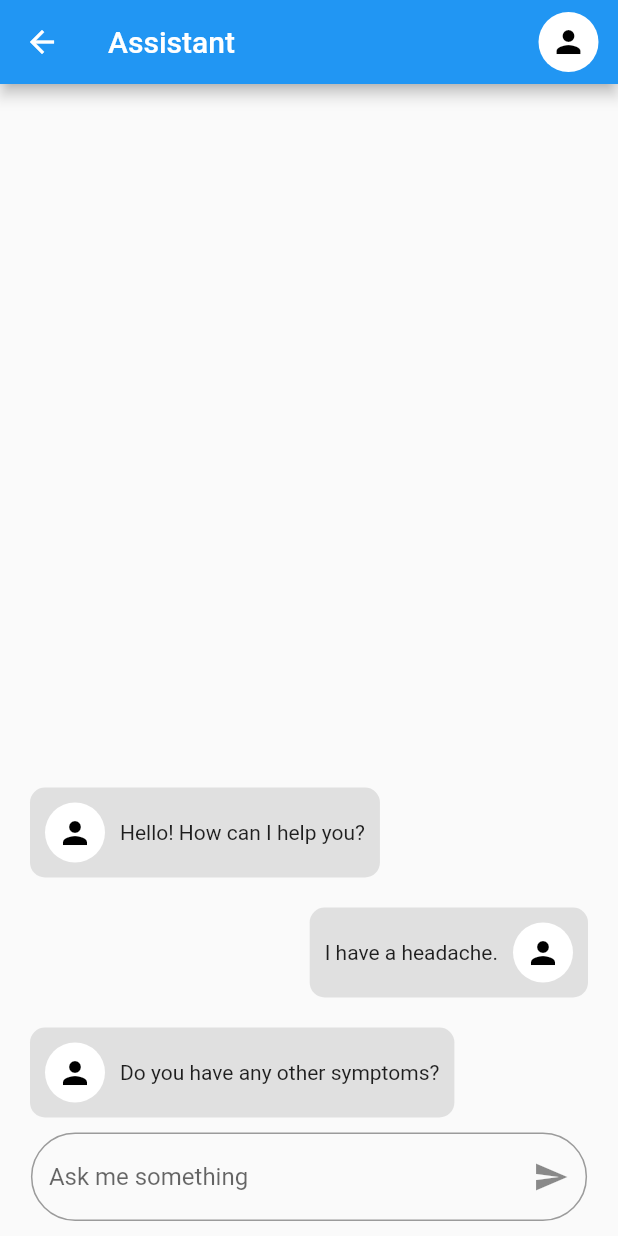
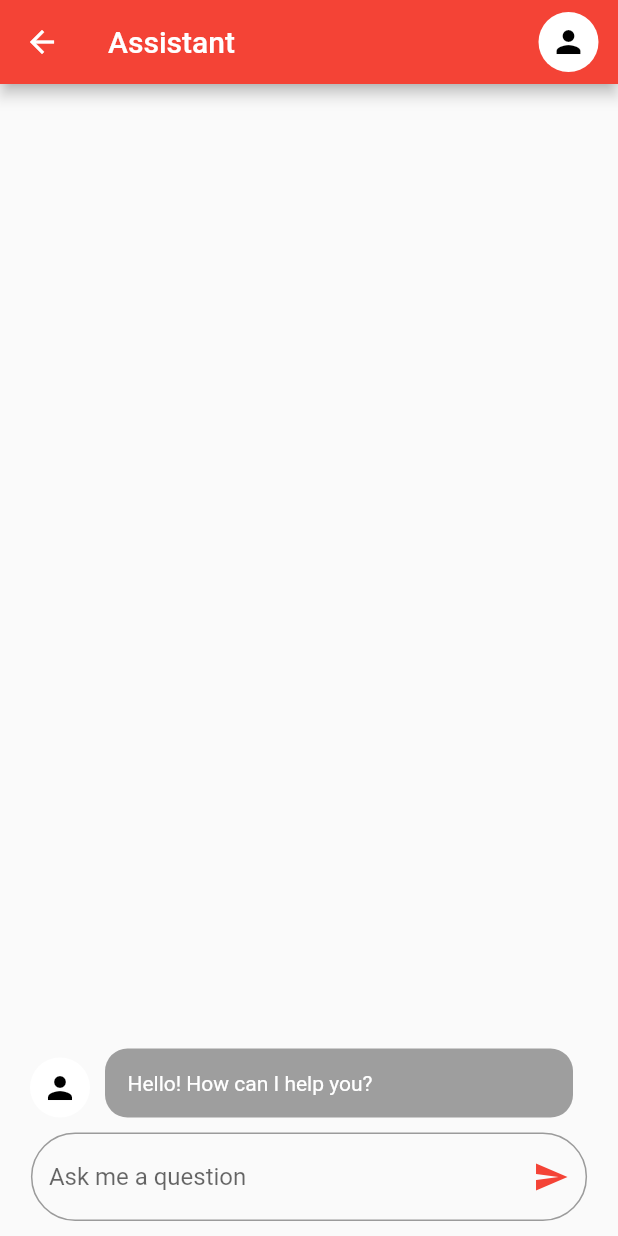
Before and after one commit to Sanjarbek17/health_care, a Flutter app: the screen it shows after launch, on a phone screen of 412 x 824 dp. Run offline on Flutter 3.47's test engine with Material 2 defaults, Android fonts, the phone set to English and light mode, and no system bars; our stand-ins replace dropdown_button2, firebase_core, firebase_messaging, flutter_map, flutter_speed_dial, geolocator and 4 more; missing offline and left inert: chat_gpt_sdk, flutter_map_location_marker, image_picker_android, image_picker_platform_interface, jumping_dot; accounts and stored records are empty.

Commit message:
styled and done

```diff
--- a/lib/providers/message_provider.dart
+++ b/lib/providers/message_provider.dart
@@ -3,8 +3,6 @@ import 'package:health_care/models/message_model.dart';
 
 class MessagesProvider extends ChangeNotifier {
   final List<MessageProvider> _messages = [
-    MessageProvider(message: MessageModel(role: 'assistant', content: 'Do you have any other symptoms?')),
-    MessageProvider(message: MessageModel(role: 'user', content: 'I have a headache.')),
     MessageProvider(message: MessageModel(role: 'assistant', content: 'Hello! How can I help you?')),
   ];
 
--- a/lib/screens/chatgpt_screen.dart
+++ b/lib/screens/chatgpt_screen.dart
@@ -20,11 +20,16 @@ class _ChatState extends State<Chat> {
 
   void chatCompleteWithSSE() {
     List<MessageProvider> messagesProvider = Provider.of<MessagesProvider>(context, listen: false).messages;
-    final request = ChatCompleteText(messages: [
-      Map.of(
-        messagesProvider[1].message.toJson(),
-      )
-    ], maxToken: 30, model: ChatModel.gptTurbo);
+    final request = ChatCompleteText(
+        messages: messagesProvider
+            .map((e) {
+              return e.message.toJson();
+            })
+            .toList()
+            .reversed
+            .toList(),
+        maxToken: 150,
+        model: ChatModel.gptTurbo);
 
     openAI.onChatCompletionSSE(request: request).listen((it) {
       messagesProvider[0].message.content += it.choices.last.message?.content ?? '';
@@ -37,9 +42,11 @@ class _ChatState extends State<Chat> {
   Widget build(BuildContext context) {
     final List<MessageProvider> messages = Provider.of<MessagesProvider>(context).messages;
     return MaterialApp(
+      debugShowCheckedModeBanner: false,
       home: Scaffold(
         appBar: AppBar(
           leading: const BackButton(),
+          backgroundColor: Colors.red,
           title: const Text('Assistant'),
           actions: const [
             Padding(
@@ -75,26 +82,29 @@ class _ChatState extends State<Chat> {
               child: TextField(
                 controller: controller,
                 onTapOutside: (event) {
-                  print('tap outside');
                   FocusManager.instance.primaryFocus?.unfocus();
                 },
                 decoration: InputDecoration(
-                  hintText: 'Ask me something',
+                  // border color
+                  focusedBorder: OutlineInputBorder(
+                    borderRadius: BorderRadius.circular(30),
+                    borderSide: const BorderSide(color: Colors.red),
+                  ),
+                  hintText: 'Ask me a question',
                   suffixIcon: InkWell(
                     splashFactory: NoSplash.splashFactory,
                     onTap: () {
-                      chatCompleteWithSSE();
-                      print('send');
                       Provider.of<MessagesProvider>(context, listen: false).addMessage(MessageProvider(message: MessageModel(content: controller.text, role: 'user')));
-                      // FocusManager.instance.primaryFocus?.unfocus();
+                      Provider.of<MessagesProvider>(context, listen: false).addMessage(MessageProvider(message: MessageModel(content: '', role: 'assistant')));
+
                       setState(() {
                         controller.clear();
                       });
-                      Provider.of<MessagesProvider>(context, listen: false).addMessage(MessageProvider(message: MessageModel(content: '', role: 'assistant')));
+                      chatCompleteWithSSE();
                     },
-                    child: const Icon(Icons.send),
+                    child: const Icon(Icons.send, color: Colors.red),
                   ),
-                  border: OutlineInputBorder(borderRadius: BorderRadius.circular(30)),
+                  border: OutlineInputBorder(borderRadius: BorderRadius.circular(30), borderSide: BorderSide(color: Colors.red)),
                 ),
               ),
             ),
--- a/lib/widgets/chatgpt_widget.dart
+++ b/lib/widgets/chatgpt_widget.dart
@@ -1,4 +1,5 @@
 import 'package:flutter/material.dart';
+import 'package:jumping_dot/jumping_dot.dart';
 
 class User extends StatelessWidget {
   final String message;
@@ -7,22 +8,23 @@ class User extends StatelessWidget {
   @override
   Widget build(BuildContext context) {
     return Row(
-      mainAxisSize: MainAxisSize.min,
       mainAxisAlignment: MainAxisAlignment.end,
       children: [
+        Row(
+          crossAxisAlignment: CrossAxisAlignment.end,
+          children: [
             Container(
-          padding: const EdgeInsets.all(10),
+              padding: const EdgeInsets.all(15),
               decoration: BoxDecoration(
-            color: Colors.grey[300],
-            borderRadius: BorderRadius.circular(10),
+                color: Colors.red[400],
+                borderRadius: BorderRadius.circular(15),
               ),
-          child: Row(
-            children: [
-              Text(
+              child: Text(
                 message,
                 softWrap: true,
                 maxLines: 10,
-                overflow: TextOverflow.ellipsis,
+                style: const TextStyle(color: Colors.white),
+              ),
             ),
             const SizedBox(width: 10),
             const CircleAvatar(
@@ -34,7 +36,6 @@ class User extends StatelessWidget {
               ),
             ),
           ],
-          ),
         ),
       ],
     );
@@ -50,13 +51,9 @@ class Assistant extends StatelessWidget {
     return Row(
       mainAxisAlignment: MainAxisAlignment.start,
       children: [
-        Container(
-          padding: const EdgeInsets.all(10),
-          decoration: BoxDecoration(
-            color: Colors.grey[300],
-            borderRadius: BorderRadius.circular(10),
-          ),
+        Expanded(
           child: Row(
+            crossAxisAlignment: CrossAxisAlignment.end,
             children: [
               const CircleAvatar(
                 radius: 20,
@@ -67,14 +64,37 @@ class Assistant extends StatelessWidget {
                 ),
               ),
               const SizedBox(width: 10),
-              Text(
+              Expanded(
+                child: Container(
+                  padding: const EdgeInsets.all(15),
+                  decoration: BoxDecoration(
+                    color: Colors.grey[500],
+                    borderRadius: BorderRadius.circular(15),
+                  ),
+                  child: message != ''
+                      ? Text(
                           message,
                           softWrap: true,
                           maxLines: 10,
+                          style: const TextStyle(color: Colors.white),
+                        )
+                      : Row(
+                          children: [
+                            JumpingDots(
+                              color: Colors.white,
+                              radius: 7,
+                              verticalOffset: -7,
+                              numberOfDots: 3,
+                              animationDuration: const Duration(milliseconds: 200),
                             ),
                           ],
                         ),
                 ),
+              ),
+            ],
+          ),
+        ),
+        const SizedBox(width: 10),
       ],
     );
   }
--- a/pubspec.yaml
+++ b/pubspec.yaml
@@ -55,6 +55,7 @@ dependencies:
   image_picker_platform_interface: ^2.6.3
   path: ^1.8.2
   chat_gpt_sdk: ^2.1.6
+  jumping_dot: ^0.0.6
 
 dev_dependencies:
   flutter_test:
```
Also changed, not shown: pubspec.lock. Lines whose indentation alone changed are shown as unchanged.
